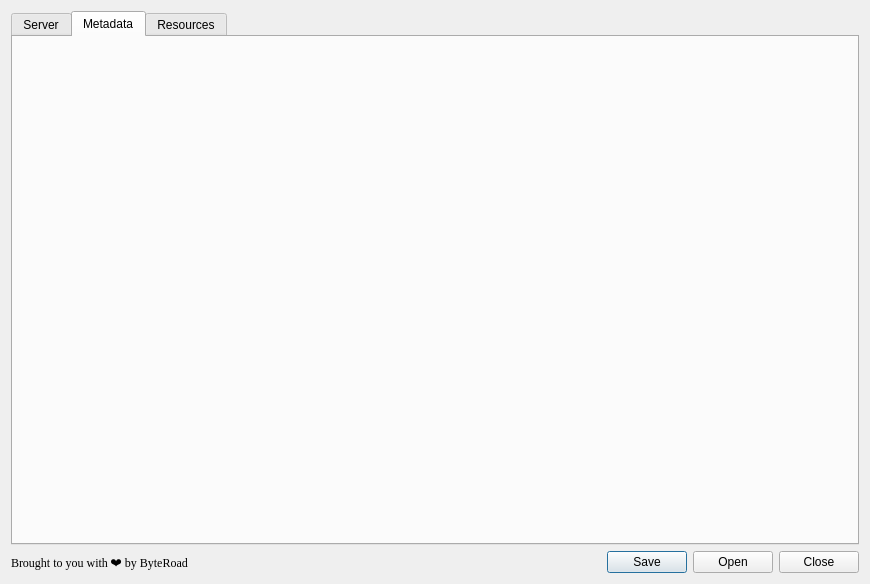
First picture: the form in pygeoapi_config_dialog_base.ui, repository KatKatKateryna/pygeoapi_config, before the edit.
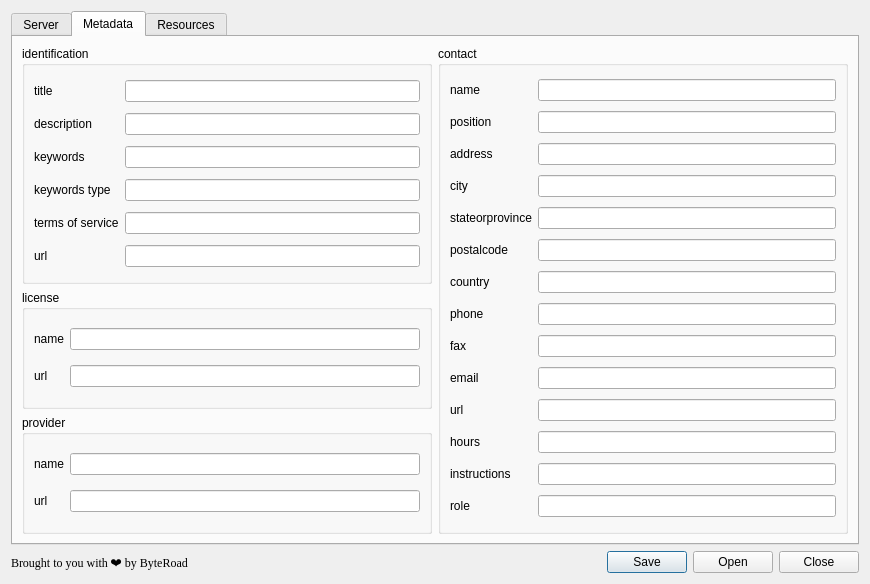
Second picture: the form after the edit. The open tabs and pages were chosen to show the change. Icons and pictures are not drawn.

Commit message: add metadata UI (except keywords list)

Diff of the .ui file:
```diff
--- a/pygeoapi_config_dialog_base.ui
+++ b/pygeoapi_config_dialog_base.ui
@@ -562,6 +562,352 @@
       <attribute name="title">
        <string>Metadata</string>
       </attribute>
+
+      <layout class="QGridLayout" name="gridLayout_20">
+
+       <item row="0" column="0" rowspan="2">
+        <widget class="QGroupBox" name="groupBoxBind">
+         <property name="title">
+          <string>identification</string>
+         </property>
+         <layout class="QGridLayout" name="gridLayout">
+
+          <item row="0" column="0">
+           <widget class="QLabel">
+            <property name="text">
+             <string>title</string>
+            </property>
+           </widget>
+          </item>
+          <item row="0" column="1">
+           <widget class="QLineEdit" name="lineEditMetadataIdTitle">
+           </widget>
+          </item>
+
+
+          <item row="1" column="0">
+           <widget class="QLabel">
+            <property name="text">
+             <string>description</string>
+            </property>
+           </widget>
+          </item>
+          <item row="1" column="1">
+           <widget class="QLineEdit" name="lineEditMetadataIdDescription">
+           </widget>
+          </item>
+
+          <item row="2" column="0">
+           <widget class="QLabel">
+            <property name="text">
+             <string>keywords</string>
+            </property>
+           </widget>
+          </item>
+          <item row="2" column="1">
+           <widget class="QLineEdit" name="lineEditMetadataIdKeywords">
+           </widget>
+          </item>
+
+          <item row="3" column="0">
+           <widget class="QLabel">
+            <property name="text">
+             <string>keywords type</string>
+            </property>
+           </widget>
+          </item>
+          <item row="3" column="1">
+           <widget class="QLineEdit" name="lineEditMetadataIdKeywordsType">
+           </widget>
+          </item>
+
+          <item row="4" column="0">
+           <widget class="QLabel">
+            <property name="text">
+             <string>terms of service</string>
+            </property>
+           </widget>
+          </item>
+          <item row="4" column="1">
+           <widget class="QLineEdit" name="lineEditMetadataIdTerms">
+           </widget>
+          </item>
+
+          <item row="5" column="0">
+           <widget class="QLabel">
+            <property name="text">
+             <string>url</string>
+            </property>
+           </widget>
+          </item>
+          <item row="5" column="1">
+           <widget class="QLineEdit" name="lineEditMetadataIdUrl">
+           </widget>
+          </item>
+
+         </layout>
+
+        </widget>
+       </item>
+
+       
+       <item row="2" column="0" rowspan="1">
+          <widget class="QGroupBox" name="groupBoxBind">
+          <property name="title">
+            <string>license</string>
+          </property>
+          <layout class="QGridLayout" name="gridLayout">
+
+            <item row="0" column="0">
+            <widget class="QLabel">
+              <property name="text">
+              <string>name</string>
+              </property>
+            </widget>
+            </item>
+            <item row="0" column="1">
+            <widget class="QLineEdit" name="lineEditMetadataLicenseName">
+            </widget>
+            </item>
+            
+            <item row="1" column="0">
+            <widget class="QLabel">
+              <property name="text">
+              <string>url</string>
+              </property>
+            </widget>
+            </item>
+            <item row="1" column="1">
+            <widget class="QLineEdit" name="lineEditMetadataLicenseUrl">
+            </widget>
+            </item>
+
+          </layout>
+
+          </widget>
+       </item>
+
+       
+       <item row="3" column="0" rowspan="1">
+          <widget class="QGroupBox" name="groupBoxBind">
+          <property name="title">
+            <string>provider</string>
+          </property>
+          <layout class="QGridLayout" name="gridLayout">
+
+            <item row="0" column="0">
+            <widget class="QLabel">
+              <property name="text">
+              <string>name</string>
+              </property>
+            </widget>
+            </item>
+            <item row="0" column="1">
+            <widget class="QLineEdit" name="lineEditMetadataProviderName">
+            </widget>
+            </item>
+            
+            <item row="1" column="0">
+            <widget class="QLabel">
+              <property name="text">
+              <string>url</string>
+              </property>
+            </widget>
+            </item>
+            <item row="1" column="1">
+            <widget class="QLineEdit" name="lineEditMetadataProviderUrl">
+            </widget>
+            </item>
+
+          </layout>
+
+          </widget>
+       </item>
+
+       
+       <item row="0" column="1" rowspan="4">
+          <widget class="QGroupBox" name="groupBoxBind">
+          <property name="title">
+            <string>contact</string>
+          </property>
+          <layout class="QGridLayout" name="gridLayout">
+
+            <item row="0" column="0">
+            <widget class="QLabel">
+              <property name="text">
+              <string>name</string>
+              </property>
+            </widget>
+            </item>
+            <item row="0" column="1">
+            <widget class="QLineEdit" name="lineEditMetadataContactName">
+            </widget>
+            </item>
+            
+            <item row="1" column="0">
+            <widget class="QLabel">
+              <property name="text">
+              <string>position</string>
+              </property>
+            </widget>
+            </item>
+            <item row="1" column="1">
+            <widget class="QLineEdit" name="lineEditMetadataContactPosition">
+            </widget>
+            </item>
+            
+            <item row="2" column="0">
+            <widget class="QLabel">
+              <property name="text">
+              <string>address</string>
+              </property>
+            </widget>
+            </item>
+            <item row="2" column="1">
+            <widget class="QLineEdit" name="lineEditMetadataContactAddress">
+            </widget>
+            </item>
+            
+            <item row="3" column="0">
+            <widget class="QLabel">
+              <property name="text">
+              <string>city</string>
+              </property>
+            </widget>
+            </item>
+            <item row="3" column="1">
+            <widget class="QLineEdit" name="lineEditMetadataContactCity">
+            </widget>
+            </item>
+            
+            <item row="4" column="0">
+            <widget class="QLabel">
+              <property name="text">
+              <string>stateorprovince</string>
+              </property>
+            </widget>
+            </item>
+            <item row="4" column="1">
+            <widget class="QLineEdit" name="lineEditMetadataContactState">
+            </widget>
+            </item>
+            
+            <item row="5" column="0">
+            <widget class="QLabel">
+              <property name="text">
+              <string>postalcode</string>
+              </property>
+            </widget>
+            </item>
+            <item row="5" column="1">
+              <widget class="QLineEdit" name="lineEditMetadataContactPostal">
+            </widget>
+            </item>
+            
+            <item row="6" column="0">
+            <widget class="QLabel">
+              <property name="text">
+              <string>country</string>
+              </property>
+            </widget>
+            </item>
+            <item row="6" column="1">
+              <widget class="QLineEdit" name="lineEditMetadataContactCountry">
+            </widget>
+            </item>
+            
+            <item row="7" column="0">
+            <widget class="QLabel">
+              <property name="text">
+              <string>phone</string>
+              </property>
+            </widget>
+            </item>
+            <item row="7" column="1">
+              <widget class="QLineEdit" name="lineEditMetadataContactPhone">
+            </widget>
+            </item>
+            
+            <item row="8" column="0">
+            <widget class="QLabel">
+              <property name="text">
+              <string>fax</string>
+              </property>
+            </widget>
+            </item>
+            <item row="8" column="1">
+              <widget class="QLineEdit" name="lineEditMetadataContactFax">
+            </widget>
+            </item>
+            
+            <item row="9" column="0">
+            <widget class="QLabel">
+              <property name="text">
+              <string>email</string>
+              </property>
+            </widget>
+            </item>
+            <item row="9" column="1">
+              <widget class="QLineEdit" name="lineEditMetadataContactEmail">
+            </widget>
+            </item>
+            
+            <item row="10" column="0">
+            <widget class="QLabel">
+              <property name="text">
+              <string>url</string>
+              </property>
+            </widget>
+            </item>
+            <item row="10" column="1">
+              <widget class="QLineEdit" name="lineEditMetadataContactUrl">
+            </widget>
+            </item>
+            
+            <item row="11" column="0">
+            <widget class="QLabel">
+              <property name="text">
+              <string>hours</string>
+              </property>
+            </widget>
+            </item>
+            <item row="11" column="1">
+              <widget class="QLineEdit" name="lineEditMetadataContactHours">
+            </widget>
+            </item>
+            
+            <item row="12" column="0">
+            <widget class="QLabel">
+              <property name="text">
+              <string>instructions</string>
+              </property>
+            </widget>
+            </item>
+            <item row="12" column="1">
+              <widget class="QLineEdit" name="lineEditMetadataContactInstructions">
+            </widget>
+            </item>
+            
+            <item row="13" column="0">
+            <widget class="QLabel">
+              <property name="text">
+              <string>role</string>
+              </property>
+            </widget>
+            </item>
+            <item row="13" column="1">
+              <widget class="QLineEdit" name="lineEditMetadataContactRole">
+            </widget>
+            </item>
+
+          </layout>
+
+          </widget>
+       </item>
+
+
+       </layout>
+       
      </widget>
      <widget class="QWidget" name="resourcesTab">
       <attribute name="title">
```
Left out of the diff: 3 changed lines with no effect on the pictures. The commit also changes 1 other file.
